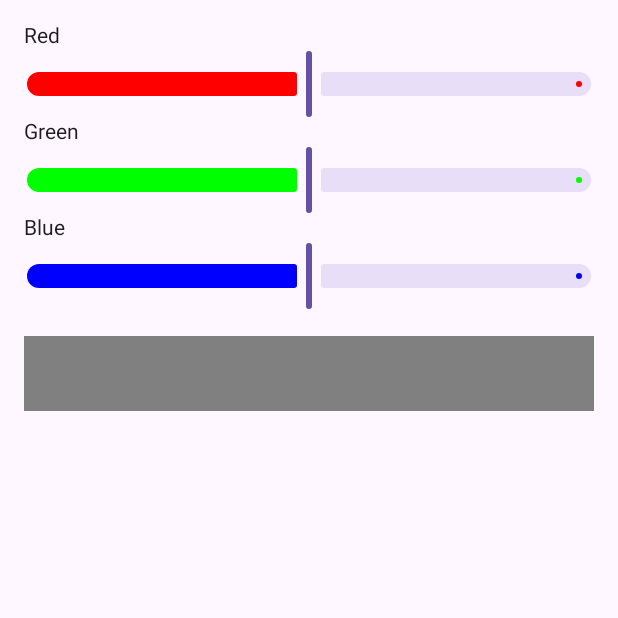
After one commit to MykhailoYablon/SimpleNotes, an Android app built with Jetpack Compose: the composable RGBColorPicker shown on its own in the app's theme, on a phone screen of 412 x 824 dp, the top half of it. The commit adds this screen. Run offline under Robolectric (Android 15) with nearby library versions, the phone set to English and light mode, and no system bars.

Commit message:
Updated RgbColor picker

```diff
--- a/app/build.gradle.kts
+++ b/app/build.gradle.kts
@@ -11,7 +11,7 @@ android {
 
     defaultConfig {
         applicationId = "com.example.simplenotes"
-        minSdk = 24
+        minSdk = 26
         targetSdk = 35
         versionCode = 1
         versionName = "1.0"
@@ -55,4 +55,6 @@ dependencies {
     implementation(libs.androidx.lifecycle.viewmodel.compose)
     implementation(libs.androidx.navigation.compose)
     implementation(libs.material)
+
+    implementation(libs.kvcolorpicker.android)
 }
--- /dev/null
+++ b/app/src/main/java/com/example/simplenotes/color/RGBColorPicker.kt
@@ -0,0 +1,75 @@
+package com.example.simplenotes.color
+
+import androidx.compose.foundation.background
+import androidx.compose.foundation.layout.Box
+import androidx.compose.foundation.layout.Column
+import androidx.compose.foundation.layout.Spacer
+import androidx.compose.foundation.layout.fillMaxWidth
+import androidx.compose.foundation.layout.height
+import androidx.compose.foundation.layout.padding
+import androidx.compose.material3.Slider
+import androidx.compose.material3.SliderDefaults
+import androidx.compose.material3.Text
+import androidx.compose.runtime.Composable
+import androidx.compose.runtime.mutableStateOf
+import androidx.compose.runtime.remember
+import androidx.compose.ui.Modifier
+import androidx.compose.ui.graphics.Color
+import androidx.compose.ui.unit.dp
+
+@Composable
+fun RGBColorPicker(
+    onColorSelected: (Color) -> Unit
+) {
+    val redValue = remember { mutableStateOf(0.5f) }
+    val greenValue = remember { mutableStateOf(0.5f) }
+    val blueValue = remember { mutableStateOf(0.5f) }
+
+    Column(modifier = Modifier.padding(16.dp)) {
+        // Red Slider
+        Text("Red")
+        Slider(
+            value = redValue.value,
+            onValueChange = { newValue ->
+                redValue.value = newValue
+                onColorSelected(Color(redValue.value, greenValue.value, blueValue.value))
+            },
+            valueRange = 0f..1f,
+            colors = SliderDefaults.colors(activeTrackColor = Color.Red)
+        )
+
+        // Green Slider
+        Text("Green")
+        Slider(
+            value = greenValue.value,
+            onValueChange = { newValue ->
+                greenValue.value = newValue
+                onColorSelected(Color(redValue.value, greenValue.value, blueValue.value))
+            },
+            valueRange = 0f..1f,
+            colors = SliderDefaults.colors(activeTrackColor = Color.Green)
+        )
+
+        // Blue Slider
+        Text("Blue")
+        Slider(
+            value = blueValue.value,
+            onValueChange = { newValue ->
+                blueValue.value = newValue
+                onColorSelected(Color(redValue.value, greenValue.value, blueValue.value))
+            },
+            valueRange = 0f..1f,
+            colors = SliderDefaults.colors(activeTrackColor = Color.Blue)
+        )
+
+        Spacer(modifier = Modifier.height(16.dp))
+
+        // Display selected color
+        Box(
+            modifier = Modifier
+                .fillMaxWidth()
+                .height(50.dp)
+                .background(Color(redValue.value, greenValue.value, blueValue.value))
+        )
+    }
+}
--- a/app/src/main/java/com/example/simplenotes/highlight/Converters.kt
+++ b/app/src/main/java/com/example/simplenotes/highlight/Converters.kt
@@ -10,7 +10,7 @@ class Converters {
         if (value == null) return null
 
         return value.joinToString(separator = "|") { highlight ->
-            "${highlight.start},${highlight.end},${highlight.color.name}"
+            "${highlight.start},${highlight.end},${highlight.color.value}"
         }
     }
 
@@ -25,7 +25,7 @@ class Converters {
                     HighlightRange(
                         start = parts[0].toInt(),
                         end = parts[1].toInt(),
-                        color = HighlightColor.valueOf(parts[2])
+                        color = Color(parts[2].removePrefix("#").toLong(16) or 0xFF000000)
                     )
                 } catch (e: Exception) {
                     null // Skip invalid entries
--- a/app/src/main/java/com/example/simplenotes/highlight/EnhancedHighlightVisualTransformation.kt
+++ b/app/src/main/java/com/example/simplenotes/highlight/EnhancedHighlightVisualTransformation.kt
@@ -35,7 +35,7 @@ class EnhancedHighlightVisualTransformation(
                 if (start < end) {
                     addStyle(
                         style = SpanStyle(
-                            background = highlight.color.color.copy(alpha = 0.3f)
+                            background = highlight.color.copy(alpha = 0.3f)
                         ),
                         start = start,
                         end = end
--- a/app/src/main/java/com/example/simplenotes/highlight/HighlightVisualTransformation.kt
+++ b/app/src/main/java/com/example/simplenotes/highlight/HighlightVisualTransformation.kt
@@ -29,7 +29,7 @@ class HighlightVisualTransformation(
                 if (start < end) {
                     addStyle(
                         style = SpanStyle(
-                            background = highlight.color.color.copy(alpha = 0.3f)
+                            background = highlight.color.copy(alpha = 0.3f)
                         ),
                         start = start,
                         end = end
--- a/app/src/main/java/com/example/simplenotes/notes/NoteDetailDialog.kt
+++ b/app/src/main/java/com/example/simplenotes/notes/NoteDetailDialog.kt
@@ -153,7 +153,7 @@ fun NoteDetailDialog(
                                 if (start < end) {
                                     addStyle(
                                         style = SpanStyle(
-                                            background = highlight.color.color.copy(alpha = 0.3f)
+                                            background = highlight.color.copy(alpha = 0.3f)
                                         ),
                                         start = start,
                                         end = end
--- a/app/src/main/java/com/example/simplenotes/notes/NoteDetailScreen.kt
+++ b/app/src/main/java/com/example/simplenotes/notes/NoteDetailScreen.kt
@@ -222,7 +222,7 @@ fun NoteDetailScreen(
                                         if (start < end) {
                                             addStyle(
                                                 style = SpanStyle(
-                                                    background = highlight.color.color.copy(alpha = 0.3f)
+                                                    background = highlight.color.copy(alpha = 0.3f)
                                                 ),
                                                 start = start,
                                                 end = end
--- a/app/src/main/java/com/example/simplenotes/notes/NoteItem.kt
+++ b/app/src/main/java/com/example/simplenotes/notes/NoteItem.kt
@@ -83,7 +83,7 @@ fun NoteItem(
                             if (start < end) {
                                 addStyle(
                                     style = SpanStyle(
-                                        background = highlight.color.color.copy(alpha = 0.3f)
+                                        background = highlight.color.copy(alpha = 0.3f)
                                     ),
                                     start = start,
                                     end = end
--- a/gradle/libs.versions.toml
+++ b/gradle/libs.versions.toml
@@ -1,6 +1,7 @@
 [versions]
 agp = "8.10.1"
 kotlin = "2.0.21"
+kvcolorpicker-android = "2.2.0"
 room = "2.7.2"
 compose-bom = "2025.06.01"
 activity-compose = "1.10.1"
@@ -21,6 +22,7 @@ compose-material3 = { group = "androidx.compose.material3", name = "material3" }
 androidx-activity-compose = { group = "androidx.activity", name = "activity-compose", version.ref = "activity-compose" }
 androidx-lifecycle-viewmodel-compose = { group = "androidx.lifecycle", name = "lifecycle-viewmodel-compose", version.ref = "lifecycle-viewmodel-compose" }
 androidx-navigation-compose = { group = "androidx.navigation", name = "navigation-compose", version.ref = "navigation-compose" }
+kvcolorpicker-android = { module = "com.github.KvColorPalette:KvColorPicker-Android", version.ref = "kvcolorpicker-android" }
 material = { group = "com.google.android.material", name = "material", version.ref = "material" }
 
 
--- a/settings.gradle.kts
+++ b/settings.gradle.kts
@@ -16,6 +16,7 @@ dependencyResolutionManagement {
     repositories {
         google()
         mavenCentral()
+        maven { url = uri("https://jitpack.io") }
     }
 }
 
```
Also changed, not shown: app/src/main/java/com/example/simplenotes/highlight/HighlightRange.kt (+8 -8 lines), app/src/main/java/com/example/simplenotes/highlight/HighlightableTextField.kt (+9 -57 lines).
